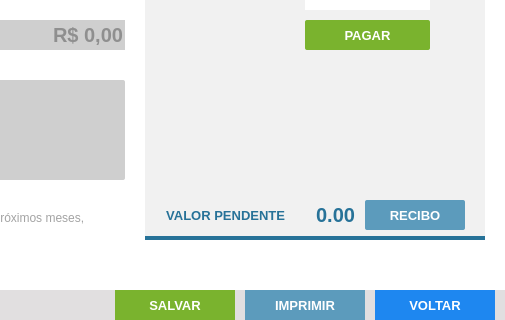
Qt form controle_estoque/UI_Files/formAPagar.ui (andrersp/controleEstoque) before a commit; both pictures show x 495 to 1000 and y 180 to 500 of the 1000 by 500 pixel window.
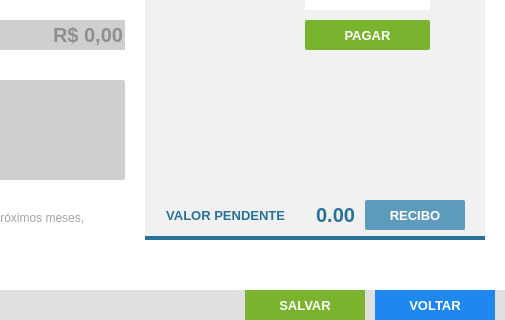
The same form after that commit. Icons and pictures are not drawn.

```diff
--- a/controle_estoque/UI_Files/formAPagar.ui
+++ b/controle_estoque/UI_Files/formAPagar.ui
@@ -1130,7 +1130,7 @@
     <widget class="QPushButton" name="bt_Salvar">
      <property name="geometry">
       <rect>
-       <x>610</x>
+       <x>740</x>
        <y>0</y>
        <width>120</width>
        <height>30</height>
@@ -1172,54 +1172,6 @@
       </size>
      </property>
     </widget>
-    <widget class="QPushButton" name="bt_Imprimir">
-     <property name="enabled">
-      <bool>false</bool>
-     </property>
-     <property name="geometry">
-      <rect>
-       <x>740</x>
-       <y>0</y>
-       <width>120</width>
-       <height>30</height>
-      </rect>
-     </property>
-     <property name="font">
-      <font>
-       <family>Tahoma</family>
-       <pointsize>10</pointsize>
-       <weight>75</weight>
-       <bold>true</bold>
-      </font>
-     </property>
-     <property name="cursor">
-      <cursorShape>PointingHandCursor</cursorShape>
-     </property>
-     <property name="focusPolicy">
-      <enum>Qt::NoFocus</enum>
-     </property>
-     <property name="contextMenuPolicy">
-      <enum>Qt::ActionsContextMenu</enum>
-     </property>
-     <property name="styleSheet">
-      <string notr="true">QPushButton {
-background-color: #5C9BBC;
-color: #FFF
- }
-QPushButton:hover{
-background-color: #40a286
-}</string>
-     </property>
-     <property name="text">
-      <string>IMPRIMIR</string>
-     </property>
-     <property name="iconSize">
-      <size>
-       <width>75</width>
-       <height>35</height>
-      </size>
-     </property>
-    </widget>
    </widget>
    <widget class="QLabel" name="lb_obsRepetir">
     <property name="geometry">
```
